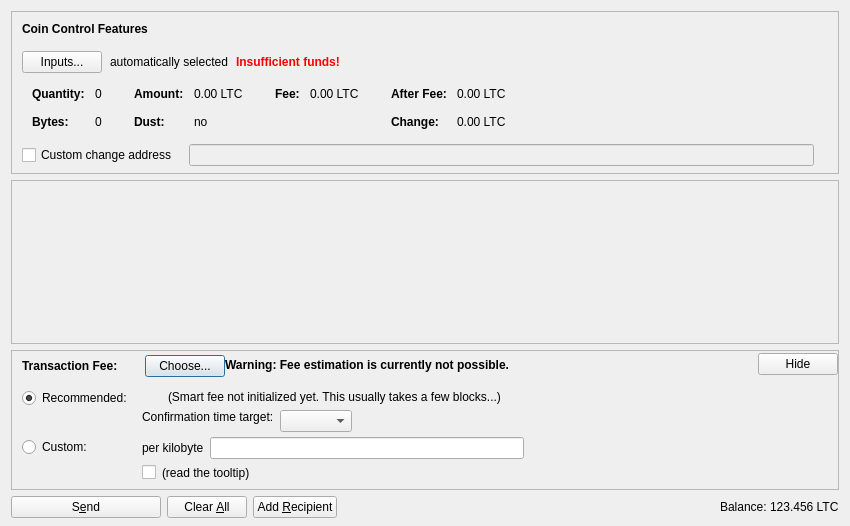
First picture: the form in src/qt/forms/sendcoinsdialog.ui, repository nkpatro/catcoin, before the edit.
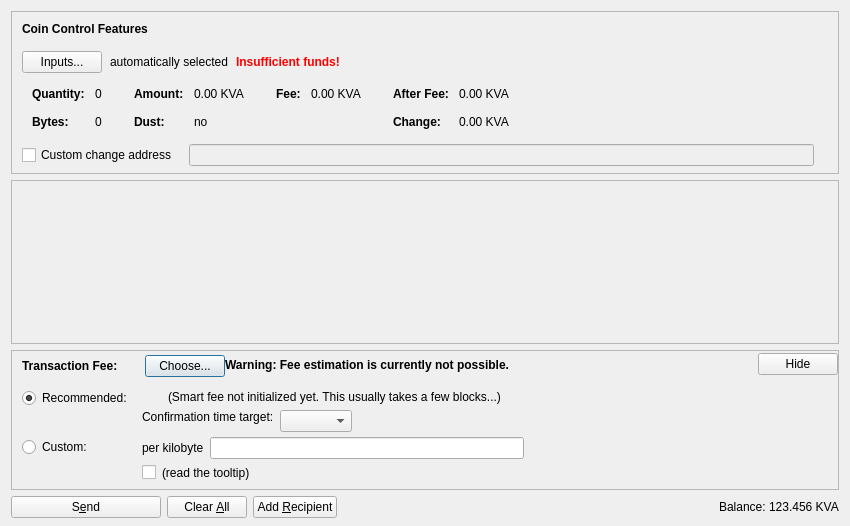
Second picture: the form after the edit. Icons and pictures are not drawn. Custom widgets are drawn as their Qt base class.

```diff
--- a/src/qt/forms/sendcoinsdialog.ui
+++ b/src/qt/forms/sendcoinsdialog.ui
@@ -324,7 +324,7 @@
                   <enum>Qt::ActionsContextMenu</enum>
                  </property>
                  <property name="text">
-                  <string notr="true">0.00 LTC</string>
+                  <string notr="true">0.00 KVA</string>
                  </property>
                  <property name="textInteractionFlags">
                   <set>Qt::LinksAccessibleByMouse|Qt::TextSelectableByKeyboard|Qt::TextSelectableByMouse</set>
@@ -404,7 +404,7 @@
                   <enum>Qt::ActionsContextMenu</enum>
                  </property>
                  <property name="text">
-                  <string notr="true">0.00 LTC</string>
+                  <string notr="true">0.00 KVA</string>
                  </property>
                  <property name="textInteractionFlags">
                   <set>Qt::LinksAccessibleByMouse|Qt::TextSelectableByKeyboard|Qt::TextSelectableByMouse</set>
@@ -455,7 +455,7 @@
                   <enum>Qt::ActionsContextMenu</enum>
                  </property>
                  <property name="text">
-                  <string notr="true">0.00 LTC</string>
+                  <string notr="true">0.00 KVA</string>
                  </property>
                  <property name="textInteractionFlags">
                   <set>Qt::LinksAccessibleByMouse|Qt::TextSelectableByKeyboard|Qt::TextSelectableByMouse</set>
@@ -484,7 +484,7 @@
                   <enum>Qt::ActionsContextMenu</enum>
                  </property>
                  <property name="text">
-                  <string notr="true">0.00 LTC</string>
+                  <string notr="true">0.00 KVA</string>
                  </property>
                  <property name="textInteractionFlags">
                   <set>Qt::LinksAccessibleByMouse|Qt::TextSelectableByKeyboard|Qt::TextSelectableByMouse</set>
@@ -1237,7 +1237,7 @@
           <cursorShape>IBeamCursor</cursorShape>
          </property>
          <property name="text">
-          <string notr="true">123.456 LTC</string>
+          <string notr="true">123.456 KVA</string>
          </property>
          <property name="textInteractionFlags">
           <set>Qt::LinksAccessibleByMouse|Qt::TextSelectableByKeyboard|Qt::TextSelectableByMouse</set>
```
